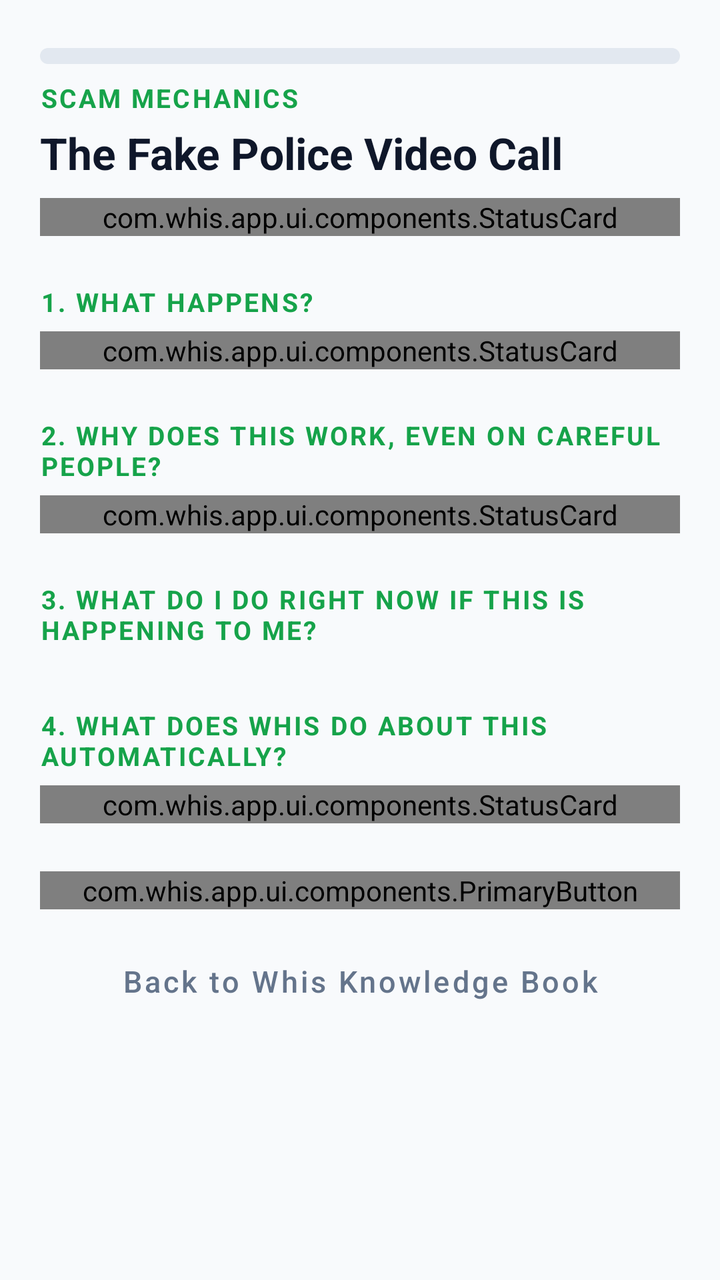
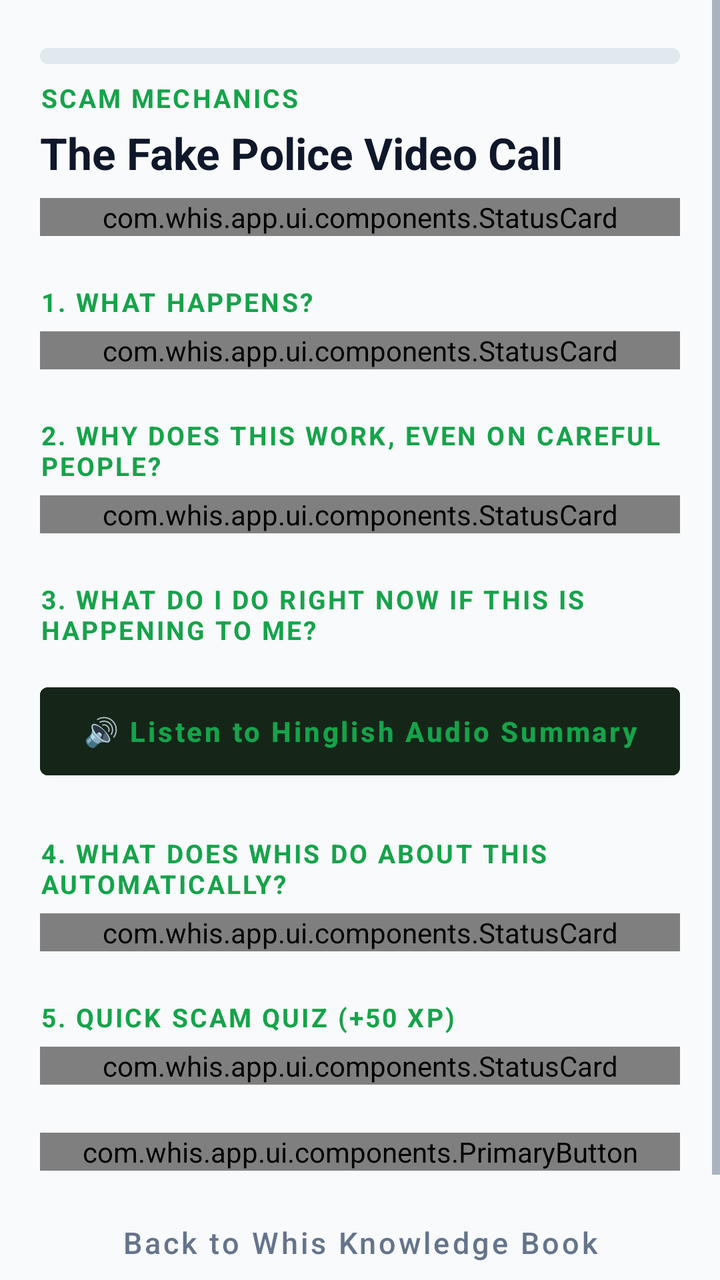

An Android layout rendered at two revisions. The XML below is the earlier revision; the diff shows what the commit changed to produce the second picture.
<!-- AndroidManifest.xml: application theme Theme.Whis -->
<!-- res/layout/fragment_lesson_detail.xml -->
<?xml version="1.0" encoding="utf-8"?>
<ScrollView xmlns:android="http://schemas.android.com/apk/res/android"
    xmlns:app="http://schemas.android.com/apk/res-auto"
    android:layout_width="match_parent"
    android:layout_height="match_parent"
    android:fillViewport="true"
    android:background="@color/whis_bg">

    <LinearLayout
        android:layout_width="match_parent"
        android:layout_height="wrap_content"
        android:orientation="vertical"
        android:paddingHorizontal="@dimen/whis_spacing_screen_margin"
        android:paddingTop="@dimen/whis_spacing_section"
        android:paddingBottom="48dp">

        
        <ProgressBar
            android:id="@+id/pb_lesson_progress"
            style="?android:attr/progressBarStyleHorizontal"
            android:layout_width="match_parent"
            android:layout_height="8dp"
            android:max="100"
            android:progress="0"
            android:progressDrawable="@drawable/bg_lesson_progress" />

        
        <TextView
            android:id="@+id/tv_chapter_tag"
            android:layout_width="wrap_content"
            android:layout_height="wrap_content"
            android:layout_marginTop="@dimen/whis_spacing_base"
            android:text="SCAM MECHANICS"
            style="@style/Whis.TextAppearance.H2"
            android:textColor="@color/whis_trusted" />

        
        <TextView
            android:id="@+id/tv_lesson_title"
            android:layout_width="match_parent"
            android:layout_height="wrap_content"
            android:layout_marginTop="4dp"
            android:text="The Fake Police Video Call"
            style="@style/Whis.TextAppearance.H1" />

        
        <com.whis.app.ui.components.StatusCard
            android:layout_width="match_parent"
            android:layout_height="wrap_content"
            android:layout_marginTop="@dimen/whis_spacing_base">

            <LinearLayout
                android:layout_width="match_parent"
                android:layout_height="wrap_content"
                android:orientation="horizontal"
                android:gravity="center_vertical">

                <LinearLayout
                    android:layout_width="0dp"
                    android:layout_height="wrap_content"
                    android:layout_weight="1"
                    android:orientation="vertical">

                    <TextView
                        android:layout_width="wrap_content"
                        android:layout_height="wrap_content"
                        android:text="🚨 Is this happening right now?"
                        style="@style/Whis.TextAppearance.Caption"
                        android:textStyle="bold"
                        android:textColor="@color/whis_text_hi" />

                    <TextView
                        android:layout_width="wrap_content"
                        android:layout_height="wrap_content"
                        android:text="Call 1930 immediately to freeze accounts."
                        style="@style/Whis.TextAppearance.Caption"
                        android:textColor="@color/whis_text_mid" />

                </LinearLayout>

                <Button
                    android:id="@+id/btn_detail_call_1930"
                    android:layout_width="wrap_content"
                    android:layout_height="36dp"
                    android:text="DIAL 1930"
                    android:textSize="12sp"
                    android:textStyle="bold"
                    android:textColor="@color/whis_bg"
                    android:backgroundTint="@color/whis_trusted"
                    android:paddingHorizontal="12dp" />

            </LinearLayout>

        </com.whis.app.ui.components.StatusCard>

        
        <TextView
            android:layout_width="wrap_content"
            android:layout_height="wrap_content"
            android:layout_marginTop="@dimen/whis_spacing_section"
            android:text="1. WHAT HAPPENS?"
            style="@style/Whis.TextAppearance.H2"
            android:textColor="@color/whis_trusted" />

        <com.whis.app.ui.components.StatusCard
            android:layout_width="match_parent"
            android:layout_height="wrap_content"
            android:layout_marginTop="6dp">

            <TextView
                android:id="@+id/tv_what_happens"
                android:layout_width="match_parent"
                android:layout_height="wrap_content"
                style="@style/Whis.TextAppearance.BodyLarge"
                android:textColor="@color/whis_text_hi" />

        </com.whis.app.ui.components.StatusCard>

        
        <TextView
            android:layout_width="wrap_content"
            android:layout_height="wrap_content"
            android:layout_marginTop="@dimen/whis_spacing_section"
            android:text="2. WHY DOES THIS WORK, EVEN ON CAREFUL PEOPLE?"
            style="@style/Whis.TextAppearance.H2"
            android:textColor="@color/whis_trusted" />

        <com.whis.app.ui.components.StatusCard
            android:layout_width="match_parent"
            android:layout_height="wrap_content"
            android:layout_marginTop="6dp">

            <TextView
                android:id="@+id/tv_why_it_works"
                android:layout_width="match_parent"
                android:layout_height="wrap_content"
                style="@style/Whis.TextAppearance.BodyLarge"
                android:textColor="@color/whis_text_hi" />

        </com.whis.app.ui.components.StatusCard>

        
        <TextView
            android:layout_width="wrap_content"
            android:layout_height="wrap_content"
            android:layout_marginTop="@dimen/whis_spacing_section"
            android:text="3. WHAT DO I DO RIGHT NOW IF THIS IS HAPPENING TO ME?"
            style="@style/Whis.TextAppearance.H2"
            android:textColor="@color/whis_trusted" />

        <LinearLayout
            android:id="@+id/container_do_right_now"
            android:layout_width="match_parent"
            android:layout_height="wrap_content"
            android:layout_marginTop="6dp"
            android:orientation="vertical" />

        
        <TextView
            android:layout_width="wrap_content"
            android:layout_height="wrap_content"
            android:layout_marginTop="@dimen/whis_spacing_section"
            android:text="4. WHAT DOES WHIS DO ABOUT THIS AUTOMATICALLY?"
            style="@style/Whis.TextAppearance.H2"
            android:textColor="@color/whis_trusted" />

        <com.whis.app.ui.components.StatusCard
            android:layout_width="match_parent"
            android:layout_height="wrap_content"
            android:layout_marginTop="6dp">

            <LinearLayout
                android:layout_width="match_parent"
                android:layout_height="wrap_content"
                android:orientation="vertical">

                <TextView
                    android:id="@+id/tv_how_whis_helps"
                    android:layout_width="match_parent"
                    android:layout_height="wrap_content"
                    style="@style/Whis.TextAppearance.BodyLarge"
                    android:textColor="@color/whis_text_hi" />

            </LinearLayout>

        </com.whis.app.ui.components.StatusCard>

        <View
            android:layout_width="0dp"
            android:layout_height="24dp" />

        
        <com.whis.app.ui.components.PrimaryButton
            android:id="@+id/btn_complete_lesson"
            android:layout_width="match_parent"
            android:layout_height="wrap_content"
            android:text="Mark Chapter as Completed ✓" />

        
        <Button
            android:id="@+id/btn_lesson_back"
            android:layout_width="match_parent"
            android:layout_height="@dimen/whis_touch_standard"
            android:layout_marginTop="@dimen/whis_spacing_base"
            android:text="Back to Whis Knowledge Book"
            android:textSize="15sp"
            android:textAllCaps="false"
            android:textColor="@color/whis_text_mid"
            android:background="@android:color/transparent" />

    </LinearLayout>
</ScrollView>
<!-- resources referenced by this layout -->
<resources>
  <color name="whis_bg">#F8FAFC</color>
  <color name="whis_text_hi">#0F172A</color>
  <color name="whis_text_mid">#64748B</color>
  <color name="whis_trusted">#16A34A</color>
  <dimen name="whis_spacing_base">8dp</dimen>
  <dimen name="whis_spacing_screen_margin">20dp</dimen>
  <dimen name="whis_spacing_section">24dp</dimen>
  <dimen name="whis_touch_standard">56dp</dimen>
  <!-- drawable bg_lesson_progress (drawable) -->
  <?xml version="1.0" encoding="utf-8"?>
  <layer-list xmlns:android="http://schemas.android.com/apk/res/android">
      <item android:id="@android:id/background">
          <shape>
              <corners android:radius="4dp" />
              <solid android:color="@color/whis_border" />
          </shape>
      </item>
      <item android:id="@android:id/progress">
          <clip>
              <shape>
                  <corners android:radius="4dp" />
                  <solid android:color="@color/whis_trusted" />
              </shape>
          </clip>
      </item>
  </layer-list>
  <style name="Whis.TextAppearance.BodyLarge" parent="TextAppearance.MaterialComponents.Body1">
          <item name="android:fontFamily">@font/outfit</item>
          <item name="android:textSize">17sp</item>
          <item name="android:textColor">@color/whis_text_hi</item>
      </style>
  <style name="Whis.TextAppearance.Caption" parent="TextAppearance.MaterialComponents.Caption">
          <item name="android:fontFamily">@font/outfit</item>
          <item name="android:textSize">13sp</item>
          <item name="android:textColor">@color/whis_text_mid</item>
      </style>
  <style name="Whis.TextAppearance.H1" parent="TextAppearance.MaterialComponents.Headline5">
          <item name="android:fontFamily">@font/outfit</item>
          <item name="android:textSize">22sp</item>
          <item name="android:textStyle">bold</item>
          <item name="android:textColor">@color/whis_text_hi</item>
      </style>
  <style name="Whis.TextAppearance.H2" parent="TextAppearance.MaterialComponents.Overline">
          <item name="android:fontFamily">@font/outfit</item>
          <item name="android:textSize">13sp</item>
          <item name="android:textStyle">bold</item>
          <item name="android:textAllCaps">true</item>
          <item name="android:letterSpacing">0.08</item>
          <item name="android:textColor">@color/whis_text_mid</item>
      </style>
  <style name="Theme.Whis" parent="Theme.MaterialComponents.DayNight.NoActionBar">
  
          
          <item name="colorPrimary">@color/whis_trusted</item>
          <item name="colorPrimaryVariant">@color/whis_green_dark</item>
          <item name="colorOnPrimary">#FFFFFF</item>
  
          
          <item name="colorSecondary">@color/whis_likely_safe</item>
          <item name="colorOnSecondary">#FFFFFF</item>
  
          
          <item name="colorSurface">@color/whis_surface</item>
          <item name="colorOnSurface">@color/whis_text_hi</item>
          <item name="android:colorBackground">@color/whis_bg</item>
          <item name="android:windowBackground">@color/whis_bg</item>
  
          
          <item name="android:textColorPrimary">@color/whis_text_hi</item>
          <item name="android:textColorSecondary">@color/whis_text_mid</item>
          <item name="android:textColorHint">@color/whis_text_mid</item>
  
          
          <item name="android:statusBarColor">@color/whis_bg</item>
          <item name="android:windowLightStatusBar">true</item>
  
          
          <item name="android:navigationBarColor">@color/whis_surface_elevated</item>
          <item name="android:windowLightNavigationBar" tools:targetApi="o_mr1">true</item>
  
      </style>
  <color name="whis_border">#E2E8F0</color>
  <color name="whis_green_dark">#15803D</color>
  <color name="whis_likely_safe">#22C55E</color>
  <color name="whis_surface">#FFFFFF</color>
  <color name="whis_surface_elevated">#F1F5F9</color>
</resources>

<!-- the commit's change to res/layout/fragment_lesson_detail.xml (unified diff, before → after) -->
@@ -156,6 +156,19 @@
             android:orientation="vertical" />
 
         
+        <Button
+            android:id="@+id/btn_audio_summary"
+            android:layout_width="match_parent"
+            android:layout_height="@dimen/whis_touch_standard"
+            android:layout_marginTop="@dimen/whis_spacing_base"
+            android:text="🔊 Listen to Hinglish Audio Summary"
+            android:textSize="14sp"
+            android:textStyle="bold"
+            android:textAllCaps="false"
+            android:textColor="@color/whis_trusted"
+            android:backgroundTint="#152619" />
+
+        
         <TextView
             android:layout_width="wrap_content"
             android:layout_height="wrap_content"
@@ -182,6 +195,28 @@
                     android:textColor="@color/whis_text_hi" />
 
             </LinearLayout>
+
+        </com.whis.app.ui.components.StatusCard>
+
+        
+        <TextView
+            android:layout_width="wrap_content"
+            android:layout_height="wrap_content"
+            android:layout_marginTop="@dimen/whis_spacing_section"
+            android:text="5. QUICK SCAM QUIZ (+50 XP)"
+            style="@style/Whis.TextAppearance.H2"
+            android:textColor="@color/whis_trusted" />
+
+        <com.whis.app.ui.components.StatusCard
+            android:layout_width="match_parent"
+            android:layout_height="wrap_content"
+            android:layout_marginTop="6dp">
+
+            <LinearLayout
+                android:id="@+id/container_quiz"
+                android:layout_width="match_parent"
+                android:layout_height="wrap_content"
+                android:orientation="vertical" />
 
         </com.whis.app.ui.components.StatusCard>
 
